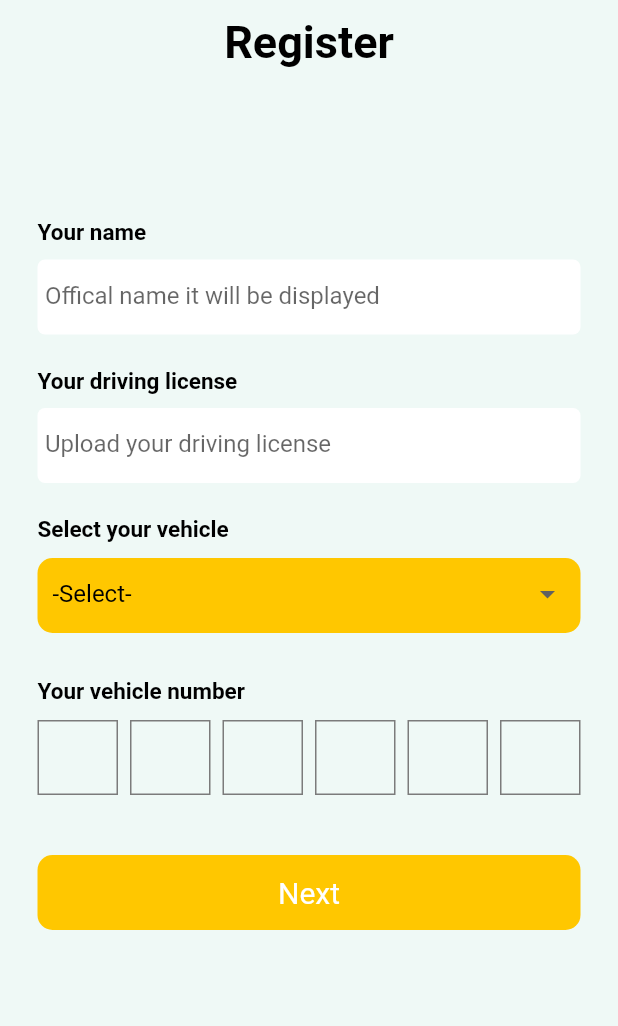
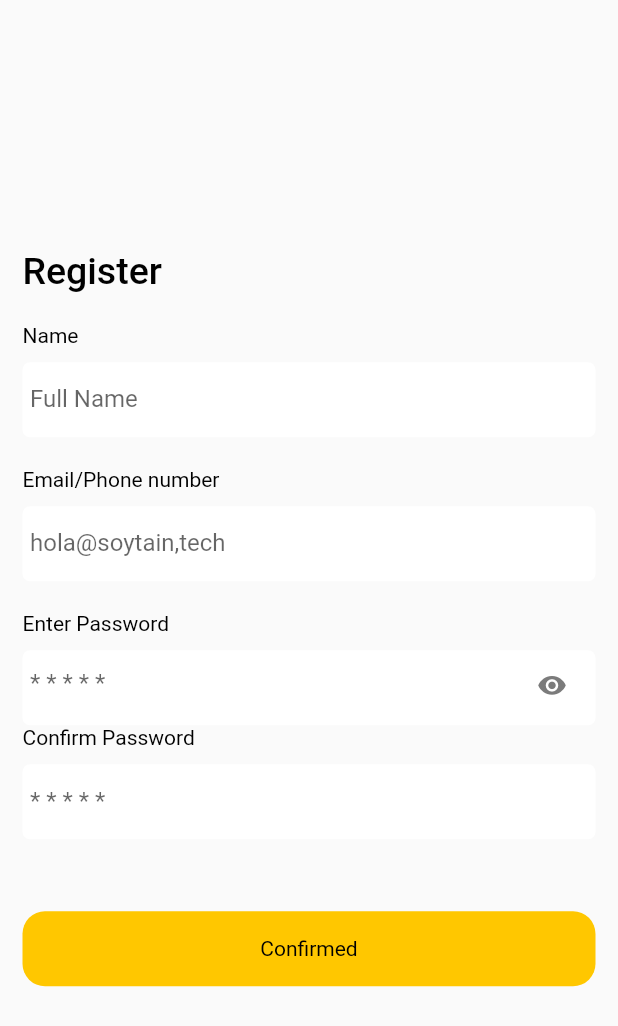
Before and after one commit to YasirMehmood12/delivery_app, a Flutter app: the screen it shows after launch, tab 2 chosen, after a tap on "Login", after a tap on "Create an Account", on a phone screen of 412 x 824 dp. Shown: the top 1026 px of the screen. Run offline on Flutter 3.47's test engine with Material 2 defaults, Android fonts, the phone set to English and light mode, and no system bars; drawn by our look-alikes of pinput; our stand-ins replace firebase_auth, firebase_core, flutter_rating_bar, flutter_spinkit, fluttertoast, google_fonts and 3 more; accounts and stored records are empty.

Commit message:
login and register page backend created with loading

```diff
--- /dev/null
+++ b/lib/pages/auth_screen/create_register.dart
@@ -0,0 +1,169 @@
+import 'package:delivery_app/pages/auth_screen/email.dart';
+import 'package:delivery_app/pages/auth_screen/login.dart';
+import 'package:delivery_app/pages/auth_screen/vehical_register.dart';
+import 'package:firebase_auth/firebase_auth.dart';
+import 'package:flutter/material.dart';
+import 'package:fluttertoast/fluttertoast.dart';
+import 'package:velocity_x/velocity_x.dart';
+import '../../consts/colors.dart';
+import '../../custom_widgets/custom_text.dart';
+import '../../custom_widgets/loading_indicator.dart';
+import '../../custom_widgets/mybutton.dart';
+
+class CreateScreen extends StatefulWidget {
+  const CreateScreen({super.key});
+
+  @override
+  State<CreateScreen> createState() => _CreateScreenState();
+}
+
+class _CreateScreenState extends State<CreateScreen> {
+  final TextEditingController _nameController = TextEditingController();
+  final TextEditingController _emailController = TextEditingController();
+  final TextEditingController _passwordController = TextEditingController();
+  final TextEditingController _confirmPasswordController = TextEditingController();
+
+  bool isPassword = true;
+  bool isLoading = false;
+
+  @override
+  Widget build(BuildContext context) {
+    return Scaffold(
+      resizeToAvoidBottomInset: false,
+      body: Padding(
+        padding: const EdgeInsets.symmetric(horizontal: 15,vertical: 15),
+        child: Column(
+          mainAxisAlignment: MainAxisAlignment.center,
+          crossAxisAlignment: CrossAxisAlignment.start,
+          children: [
+            const CustomText(text: "Register",fontSize: 25,fontWeight: FontWeight.w500,),
+            20.heightBox,
+            ///email
+            const CustomText(text: "Name"),
+            10.heightBox,
+            Container(
+              height: 50,
+              width: double.infinity,
+              decoration: BoxDecoration(
+                  borderRadius: BorderRadius.circular(5),
+                  color: whiteColor),
+              child: Padding(
+                padding: const EdgeInsets.symmetric(horizontal: 5),
+                child: TextFormField(
+                  controller: _nameController,
+                  decoration: const InputDecoration(
+                    hintText: "Full Name",
+                    border: InputBorder.none,
+                  ),
+                ),
+              ),
+            ),
+            20.heightBox,
+
+            ///email
+            const CustomText(text: "Email/Phone number"),
+            10.heightBox,
+            Container(
+              height: 50,
+              width: double.infinity,
+              decoration: BoxDecoration(
+                  borderRadius: BorderRadius.circular(5),
+                  color: whiteColor),
+              child: Padding(
+                padding: const EdgeInsets.symmetric(horizontal: 5),
+                child: TextFormField(
+                  controller: _emailController,
+                  decoration: const InputDecoration(
+                    hintText: "hola@soytain,tech",
+                    border: InputBorder.none,
+                  ),
+                ),
+              ),
+            ),
+            20.heightBox,
+
+            /// password
+            const CustomText(text: "Enter Password"),
+            10.heightBox,
+            Container(
+              height: 50,
+              width: double.infinity,
+              decoration: BoxDecoration(
+                  borderRadius: BorderRadius.circular(5),
+                  color: whiteColor),
+              child: Padding(
+                padding: const EdgeInsets.symmetric(horizontal: 5),
+                child: TextFormField(
+                  controller: _passwordController,
+                  obscureText: isPassword,
+                  decoration: InputDecoration(
+                    border: InputBorder.none,
+                    suffixIcon: GestureDetector(
+                      onTap: () {
+                        setState(() {
+                          isPassword = !isPassword;
+                        });
+                      },
+                      child: Icon(isPassword
+                          ? Icons.visibility_sharp
+                          : Icons.visibility_off_sharp, color: greyColor,
+                          size: 20),
+                    ),
+                    hintText: "* * * * *",
+                  ),
+                ),
+              ),
+            ),
+
+            /// confirm password
+            const CustomText(text: "Confirm Password"),
+            10.heightBox,
+            Container(
+              height: 50,
+              width: double.infinity,
+              decoration: BoxDecoration(
+                  borderRadius: BorderRadius.circular(5),
+                  color: whiteColor),
+              child: Padding(
+                padding: const EdgeInsets.symmetric(horizontal: 5),
+                child: TextFormField(
+                  controller: _confirmPasswordController,
+                  obscureText: isPassword,
+                  decoration: InputDecoration(
+                    border: InputBorder.none,
+                    hintText: "* * * * *",
+                  ),
+                ),
+              ),
+            ),
+            48.heightBox,
+            MyButton(
+              containerColor: yellowColor,
+              height: 50, circularRadius: BorderRadius.circular(15),
+              onTap: () async {
+                if(_passwordController.text == _confirmPasswordController.text){
+                  setState(() {isLoading = true;});
+                  await Future.delayed(const Duration(seconds: 3),() => _registerUser());
+                  setState(() {isLoading = false;});
+                }else{
+                  Fluttertoast.showToast(msg: "Password is not correct");
+                }
+              },
+              child: isLoading ? loadingIndicator() : const CustomText(
+                text: "Confirmed",
+              ),
+            )
+          ],
+        ),
+      ),
+    );
+  }
+
+  _registerUser() async {
+    await FirebaseAuth.instance.createUserWithEmailAndPassword(
+        email: _emailController.text, password: _passwordController.text).then((value) {
+          Navigator.pushReplacement(context, MaterialPageRoute(builder: (context) => const VehicalRegisterScreen()));
+          Fluttertoast.showToast(msg: "SignUp Successfully");
+    });
+  }
+}
--- a/lib/pages/auth_screen/email.dart
+++ b/lib/pages/auth_screen/email.dart
@@ -1,5 +1,6 @@
 import 'package:delivery_app/custom_widgets/loading_indicator.dart';
-import 'package:delivery_app/pages/auth_screen/register_page.dart';
+import 'package:delivery_app/pages/auth_screen/create_register.dart';
+import 'package:delivery_app/pages/auth_screen/vehical_register.dart';
 import 'package:delivery_app/custom_widgets/mybutton.dart';
 import 'package:firebase_auth/firebase_auth.dart';
 import 'package:flutter/material.dart';
@@ -19,7 +20,7 @@ class Email extends StatefulWidget {
 class _EmailState extends State<Email> {
   final TextEditingController _emailController = TextEditingController();
 
-  final TextEditingController _PasswordController = TextEditingController();
+  final TextEditingController _passwordController = TextEditingController();
 
   bool isPassword = true;
   bool isLoading = false;
@@ -56,7 +57,6 @@ class _EmailState extends State<Email> {
               ),
             ),
             20.heightBox,
-
             /// password
             const CustomText(text: "Enter Password"),
             10.heightBox,
@@ -70,7 +70,7 @@ class _EmailState extends State<Email> {
                 padding: const EdgeInsets.symmetric(horizontal: 5),
                 child: TextFormField(
                   validator: (value) => value!.isEmpty? "Kindly Enter Your Password" :null,
-                  controller: _PasswordController,
+                  controller: _passwordController,
                   obscureText: isPassword,
                   decoration: InputDecoration(
                     border: InputBorder.none,
@@ -107,9 +107,7 @@ class _EmailState extends State<Email> {
               circularRadius: BorderRadius.circular(10),
               child: isLoading
                   ? loadingIndicator()
-                  : const CustomText(
-                text: "Login",color: whiteColor,
-              ),
+                  : CustomText( text: "Login",color: whiteColor),
               containerColor: yellowColor,
             ),
             25.heightBox,
@@ -120,7 +118,7 @@ class _EmailState extends State<Email> {
                 InkWell(
                     onTap: () {
                       Navigator.push(context, MaterialPageRoute(
-                          builder: (context) => const RegisterScreen()));
+                          builder: (context) => const CreateScreen()));
                     },
                     child: const CustomText(text: "Create an Account",
                       color: Colors.black87,
@@ -135,7 +133,7 @@ class _EmailState extends State<Email> {
 
   _loginUser() async {
     await FirebaseAuth.instance.signInWithEmailAndPassword(
-        email: _emailController.text, password: _PasswordController.text).
+        email: _emailController.text, password: _passwordController.text).
     then((value){
       Navigator.pushReplacement(context, MaterialPageRoute(builder: (context) => const NaviScreen()));
       Fluttertoast.showToast(msg: "Successfully Login");
--- a/lib/pages/auth_screen/phone_number.dart
+++ b/lib/pages/auth_screen/phone_number.dart
@@ -1,5 +1,6 @@
 import 'package:delivery_app/custom_widgets/mybutton.dart';
-import 'package:delivery_app/pages/auth_screen/register_page.dart';
+import 'package:delivery_app/pages/auth_screen/create_register.dart';
+import 'package:delivery_app/pages/auth_screen/vehical_register.dart';
 import 'package:delivery_app/pages/home/navi_screen.dart';
 import 'package:firebase_auth/firebase_auth.dart';
 import 'package:flutter/material.dart';
@@ -123,7 +124,7 @@ class _PhoneNumberState extends State<PhoneNumber> {
                const CustomText(text: "Not Registered yet?",color: Color(0xff5A5A5A),),
                InkWell(
                  onTap: () {
-                   Navigator.push(context, MaterialPageRoute(builder: (context) => const RegisterScreen()));
+                   Navigator.push(context, MaterialPageRoute(builder: (context) => const CreateScreen()));
                  },
                    child: const CustomText(text: "Create an Account",color: Colors.black87,fontWeight: FontWeight.bold,)),
               ],
--- a/lib/pages/auth_screen/register_page.dart
+++ b/lib/pages/auth_screen/vehical_register.dart
@@ -2,19 +2,19 @@ import 'package:delivery_app/consts/colors.dart';
 import 'package:delivery_app/consts/images.dart';
 import 'package:delivery_app/custom_widgets/custom_text.dart';
 import 'package:delivery_app/custom_widgets/mybutton.dart';
-import 'package:firebase_auth/firebase_auth.dart';
+import 'package:delivery_app/pages/home/navi_screen.dart';
 import 'package:flutter/material.dart';
 import 'package:pinput/pinput.dart';
 import 'package:velocity_x/velocity_x.dart';
 
-class RegisterScreen extends StatefulWidget {
-  const RegisterScreen({super.key});
+class VehicalRegisterScreen extends StatefulWidget {
+  const VehicalRegisterScreen({super.key});
 
   @override
-  State<RegisterScreen> createState() => _RegisterScreenState();
+  State<VehicalRegisterScreen> createState() => _VehicalRegisterScreenState();
 }
 
-class _RegisterScreenState extends State<RegisterScreen> {
+class _VehicalRegisterScreenState extends State<VehicalRegisterScreen> {
 
   final defaultPinTheme = PinTheme(
       height: 50,
@@ -39,7 +39,7 @@ class _RegisterScreenState extends State<RegisterScreen> {
         automaticallyImplyLeading: false,
         centerTitle: true,
         title: const CustomText(
-          text: "Register",
+          text: "Vehicle Register",
           fontSize: 30,
           fontWeight: FontWeight.bold,
         ),
@@ -194,7 +194,9 @@ class _RegisterScreenState extends State<RegisterScreen> {
               ),
               40.heightBox,
               MyButton(
-                onTap: () {},
+                onTap: () {
+                  Navigator.pushReplacement(context, MaterialPageRoute(builder: (context) => const NaviScreen()));
+                },
                 child: CustomText(
                   text: 'Next',color: whiteColor,
                   fontSize: 20,
```
